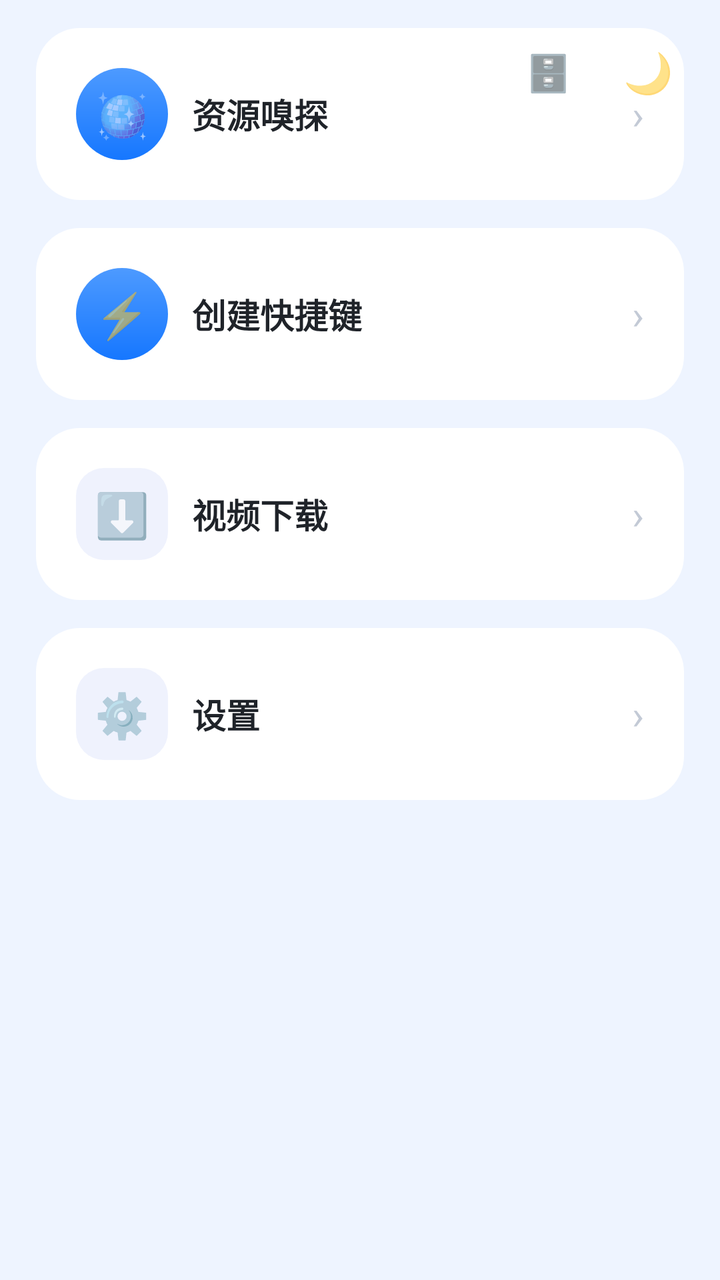
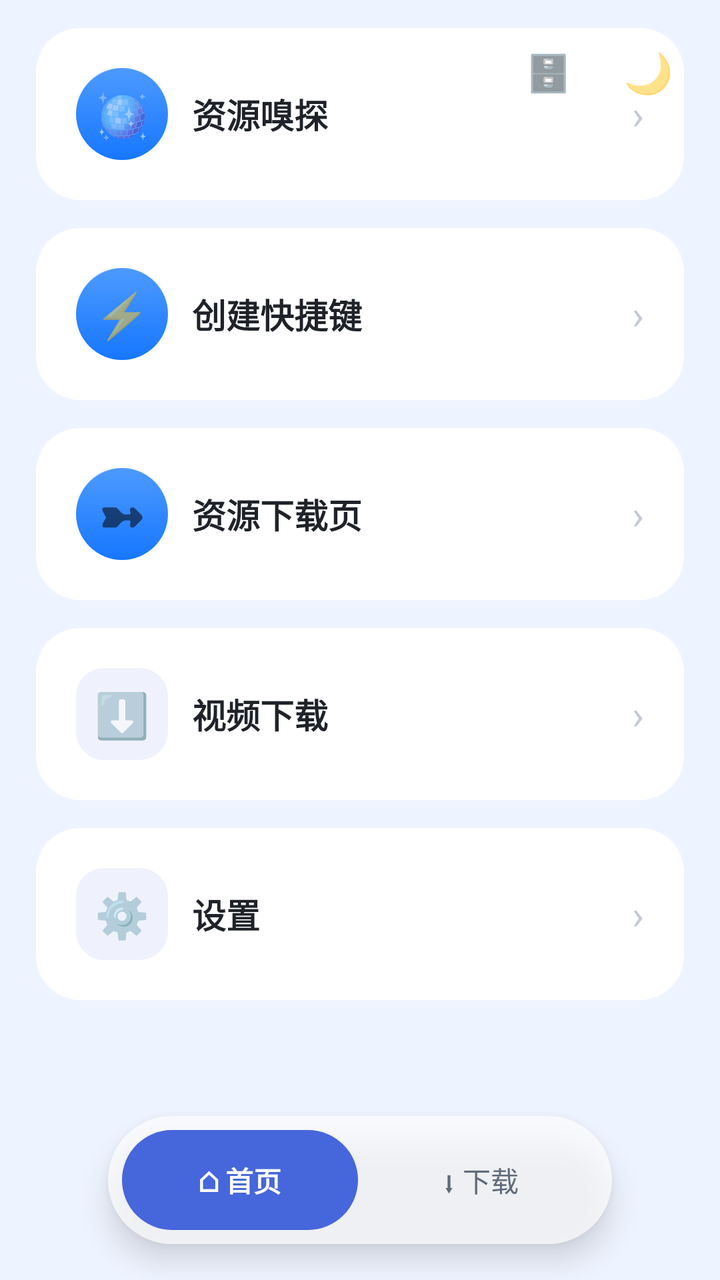

The first picture is an Android layout as it rendered before a commit; the second is the same layout after the commit. The layout source and the unified diff follow.
<!-- AndroidManifest.xml: application theme AppTheme -->
<!-- res/layout/activity_toolbox.xml -->
<?xml version="1.0" encoding="utf-8"?>
<FrameLayout xmlns:android="http://schemas.android.com/apk/res/android"
    android:id="@+id/toolRoot"
    android:layout_width="match_parent" android:layout_height="match_parent">

    <TextView android:id="@+id/lanToggle"
        android:layout_width="44dp" android:layout_height="44dp"
        android:layout_gravity="top|right" android:layout_marginTop="14dp" android:layout_marginRight="64dp"
        android:gravity="center" android:elevation="6dp"
        android:text="🗄️" android:textSize="18sp"/>

    <TextView android:id="@+id/themeToggle"
        android:layout_width="44dp" android:layout_height="44dp"
        android:layout_gravity="top|right" android:layout_margin="14dp"
        android:gravity="center" android:elevation="6dp"
        android:text="🌙" android:textSize="20sp"/>

    <LinearLayout android:id="@+id/toolColumn"
        android:layout_width="match_parent" android:layout_height="match_parent"
        android:orientation="vertical"
        android:background="@color/bg">

        <ScrollView
            android:layout_width="match_parent" android:layout_height="match_parent"
            android:fillViewport="true" android:scrollbars="none">

            <LinearLayout
                android:layout_width="match_parent" android:layout_height="wrap_content"
                android:orientation="vertical"
                android:paddingLeft="18dp" android:paddingRight="18dp"
                android:paddingTop="14dp" android:paddingBottom="18dp">

                <LinearLayout android:tag="card" android:id="@+id/cardPlayer"
                    android:layout_width="match_parent" android:layout_height="wrap_content"
                    android:layout_marginTop="0dp"
                    android:background="@drawable/bg_card" android:orientation="vertical"
                    android:padding="20dp">

                    <LinearLayout
                        android:layout_width="match_parent" android:layout_height="wrap_content"
                        android:orientation="horizontal" android:gravity="center_vertical">
                        <TextView
                            android:layout_width="46dp" android:layout_height="46dp"
                            android:background="@drawable/bg_btn"
                            android:text="🪩" android:textSize="22sp" android:gravity="center"/>
                        <TextView
                            android:layout_width="0dp" android:layout_height="wrap_content"
                            android:layout_weight="1" android:layout_marginLeft="12dp"
                            android:text="资源嗅探" android:textSize="17sp"
                            android:textStyle="bold" android:tag="title" android:textColor="@color/textMain"/>
                        <TextView android:text="›" android:textSize="20sp"
                            android:textColor="#C3CAD6"
                            android:layout_width="wrap_content" android:layout_height="wrap_content"/>
                    </LinearLayout>
                </LinearLayout>

                <LinearLayout android:tag="card" android:id="@+id/cardShortcut"
                    android:layout_width="match_parent" android:layout_height="wrap_content"
                    android:layout_marginTop="14dp"
                    android:background="@drawable/bg_card" android:orientation="vertical"
                    android:padding="20dp">
                    <LinearLayout
                        android:layout_width="match_parent" android:layout_height="wrap_content"
                        android:orientation="horizontal" android:gravity="center_vertical">
                        <TextView
                            android:layout_width="46dp" android:layout_height="46dp"
                            android:background="@drawable/bg_btn" android:padding="8dp"
                            android:text="⚡" android:textSize="22sp" android:gravity="center"/>
                        <TextView
                            android:layout_width="0dp" android:layout_height="wrap_content"
                            android:layout_weight="1" android:layout_marginLeft="12dp"
                            android:text="创建快捷键" android:textSize="17sp"
                            android:textStyle="bold" android:tag="title" android:textColor="@color/textMain"/>
                        <TextView android:text="›" android:textSize="20sp"
                            android:textColor="#C3CAD6"
                            android:layout_width="wrap_content" android:layout_height="wrap_content"/>
                    </LinearLayout>
                </LinearLayout>

                <LinearLayout android:tag="card" android:id="@+id/cardVideoDl"
                    android:layout_width="match_parent" android:layout_height="wrap_content"
                    android:layout_marginTop="14dp"
                    android:background="@drawable/bg_card" android:orientation="vertical"
                    android:padding="20dp">
                    <LinearLayout
                        android:layout_width="match_parent" android:layout_height="wrap_content"
                        android:orientation="horizontal" android:gravity="center_vertical">
                        <TextView
                            android:layout_width="46dp" android:layout_height="46dp"
                            android:background="@drawable/bg_btn_blue"
                            android:text="⬇️" android:textSize="22sp" android:gravity="center"/>
                        <TextView
                            android:layout_width="0dp" android:layout_height="wrap_content"
                            android:layout_weight="1" android:layout_marginLeft="12dp"
                            android:text="视频下载" android:textSize="17sp"
                            android:textStyle="bold" android:tag="title" android:textColor="@color/textMain"/>
                        <TextView android:text="›" android:textSize="20sp"
                            android:textColor="#C3CAD6"
                            android:layout_width="wrap_content" android:layout_height="wrap_content"/>
                    </LinearLayout>
                </LinearLayout>

                <LinearLayout android:tag="card" android:id="@+id/cardSettings"
                    android:layout_width="match_parent" android:layout_height="wrap_content"
                    android:layout_marginTop="14dp"
                    android:background="@drawable/bg_card" android:orientation="vertical"
                    android:padding="20dp">
                    <LinearLayout
                        android:layout_width="match_parent" android:layout_height="wrap_content"
                        android:orientation="horizontal" android:gravity="center_vertical">
                        <TextView
                            android:layout_width="46dp" android:layout_height="46dp"
                            android:background="@drawable/bg_btn_blue" android:padding="8dp"
                            android:text="⚙️" android:textSize="22sp" android:gravity="center"/>
                        <TextView
                            android:layout_width="0dp" android:layout_height="wrap_content"
                            android:layout_weight="1" android:layout_marginLeft="12dp"
                            android:text="设置" android:textSize="17sp"
                            android:textStyle="bold" android:tag="title" android:textColor="@color/textMain"/>
                        <TextView android:text="›" android:textSize="20sp"
                            android:textColor="#C3CAD6"
                            android:layout_width="wrap_content" android:layout_height="wrap_content"/>
                    </LinearLayout>
                </LinearLayout>


            </LinearLayout>
        </ScrollView>
    </LinearLayout>
</FrameLayout>
<!-- resources referenced by this layout -->
<resources>
  <color name="bg">#EEF4FF</color>
  <color name="textMain">#1F2329</color>
  <!-- drawable bg_btn (drawable) -->
  <?xml version="1.0" encoding="utf-8"?>
  <ripple xmlns:android="http://schemas.android.com/apk/res/android">
      <item>
          <shape>
              <gradient android:startColor="#4D9AFF" android:endColor="#1677FF" android:angle="270"/>
              <corners android:radius="26dp"/>
          </shape>
      </item>
  </ripple>
  <!-- drawable bg_btn_blue (drawable) -->
  <?xml version="1.0" encoding="utf-8"?>
  <shape xmlns:android="http://schemas.android.com/apk/res/android" android:shape="rectangle">
      <solid android:color="#14315CDE"/>
      <corners android:radius="14dp"/>
  </shape>
  <!-- drawable bg_card (drawable) -->
  <?xml version="1.0" encoding="utf-8"?>
  <shape xmlns:android="http://schemas.android.com/apk/res/android">
      <solid android:color="#FFFFFF"/>
      <corners android:radius="22dp"/>
  </shape>
  <style name="AppTheme" parent="android:Theme.Material.Light.NoActionBar">
          <item name="android:windowFullscreen">true</item>
          <item name="android:windowNoTitle">true</item>
          <item name="android:windowTranslucentNavigation">true</item>
          <item name="android:windowBackground">@color/bg</item>
          <item name="android:colorAccent">@color/blue2</item>
      </style>
  <color name="blue2">#1677FF</color>
</resources>

<!-- the commit's change to res/layout/activity_toolbox.xml (unified diff, before → after) -->
@@ -15,7 +15,7 @@
         android:gravity="center" android:elevation="6dp"
         android:text="🌙" android:textSize="20sp"/>
 
-    <LinearLayout android:id="@+id/toolColumn"
+    <LinearLayout android:id="@+id/toolColumn" android:paddingBottom="86dp"
         android:layout_width="match_parent" android:layout_height="match_parent"
         android:orientation="vertical"
         android:background="@color/bg">
@@ -77,6 +77,29 @@
                     </LinearLayout>
                 </LinearLayout>
 
+                <LinearLayout android:tag="card" android:id="@+id/cardDownload"
+                    android:layout_width="match_parent" android:layout_height="wrap_content"
+                    android:layout_marginTop="14dp"
+                    android:background="@drawable/bg_card" android:orientation="vertical"
+                    android:padding="20dp">
+                    <LinearLayout
+                        android:layout_width="match_parent" android:layout_height="wrap_content"
+                        android:orientation="horizontal" android:gravity="center_vertical">
+                        <TextView
+                            android:layout_width="46dp" android:layout_height="46dp"
+                            android:background="@drawable/bg_btn"
+                            android:text="➼" android:textSize="22sp" android:gravity="center"/>
+                        <TextView
+                            android:layout_width="0dp" android:layout_height="wrap_content"
+                            android:layout_weight="1" android:layout_marginLeft="12dp"
+                            android:text="资源下载页" android:textSize="17sp"
+                            android:textStyle="bold" android:tag="title" android:textColor="@color/textMain"/>
+                        <TextView android:text="›" android:textSize="20sp"
+                            android:textColor="#C3CAD6"
+                            android:layout_width="wrap_content" android:layout_height="wrap_content"/>
+                    </LinearLayout>
+                </LinearLayout>
+
                 <LinearLayout android:tag="card" android:id="@+id/cardVideoDl"
                     android:layout_width="match_parent" android:layout_height="wrap_content"
                     android:layout_marginTop="14dp"
@@ -127,4 +150,24 @@
             </LinearLayout>
         </ScrollView>
     </LinearLayout>
+    <LinearLayout android:id="@+id/pillNav"
+        android:layout_width="wrap_content" android:layout_height="wrap_content"
+        android:layout_gravity="bottom|center_horizontal"
+        android:layout_marginBottom="18dp"
+        android:background="@drawable/pill_capsule"
+        android:elevation="8dp"
+        android:orientation="horizontal"
+        android:padding="7dp">
+
+        <TextView android:id="@+id/pillHome"
+            android:layout_width="118dp" android:layout_height="50dp"
+            android:background="@drawable/pill_seg_sel"
+            android:gravity="center" android:text="⌂ 首页" android:textSize="14sp"
+            android:textColor="#FFFFFF" android:textStyle="bold"/>
+        <TextView android:id="@+id/pillDl"
+            android:layout_width="118dp" android:layout_height="50dp"
+            android:layout_marginLeft="2dp"
+            android:gravity="center" android:text="⬇ 下载" android:textSize="14sp"
+            android:textColor="#FF5F6B7A"/>
+    </LinearLayout>
 </FrameLayout>
<!-- resource entries referenced after the edit -->
@@ -24,6 +24,18 @@
       <solid android:color="#FFFFFF"/>
       <corners android:radius="22dp"/>
   </shape>
+  <!-- drawable pill_capsule (drawable) -->
+  <?xml version="1.0" encoding="utf-8"?>
+  <shape xmlns:android="http://schemas.android.com/apk/res/android" android:shape="rectangle">
+      <solid android:color="#B3FFFFFF"/>
+      <corners android:radius="99dp"/>
+  </shape>
+  <!-- drawable pill_seg_sel (drawable) -->
+  <?xml version="1.0" encoding="utf-8"?>
+  <shape xmlns:android="http://schemas.android.com/apk/res/android" android:shape="rectangle">
+      <solid android:color="#FF4666DB"/>
+      <corners android:radius="99dp"/>
+  </shape>
   <style name="AppTheme" parent="android:Theme.Material.Light.NoActionBar">
           <item name="android:windowFullscreen">true</item>
           <item name="android:windowNoTitle">true</item>
